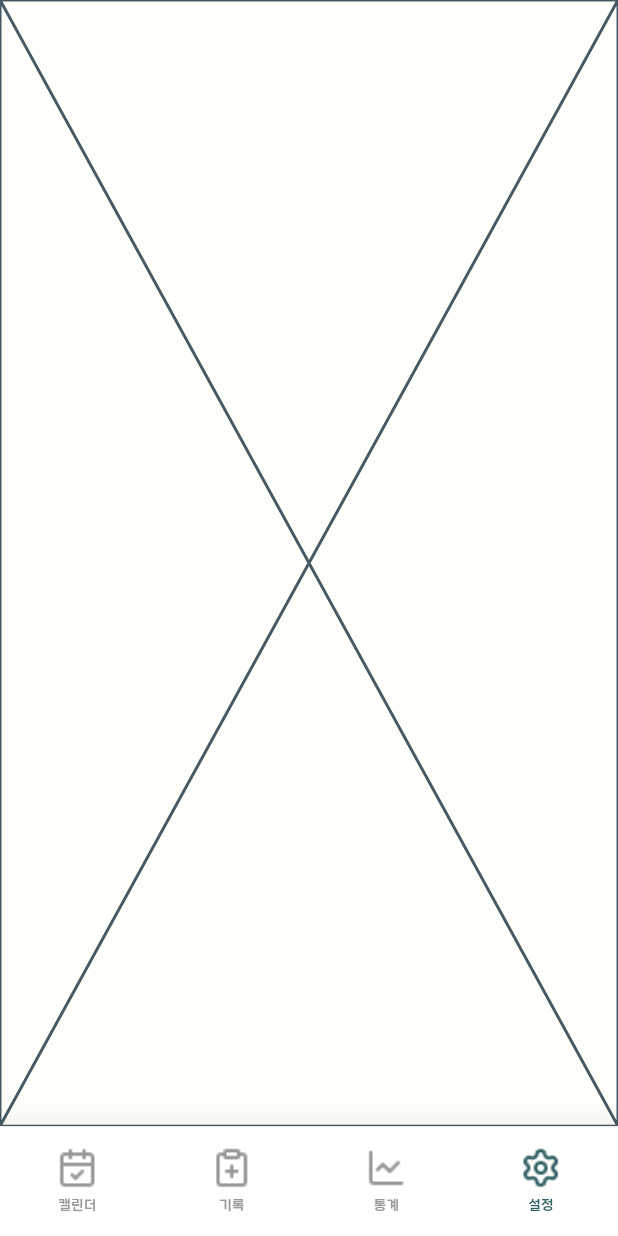
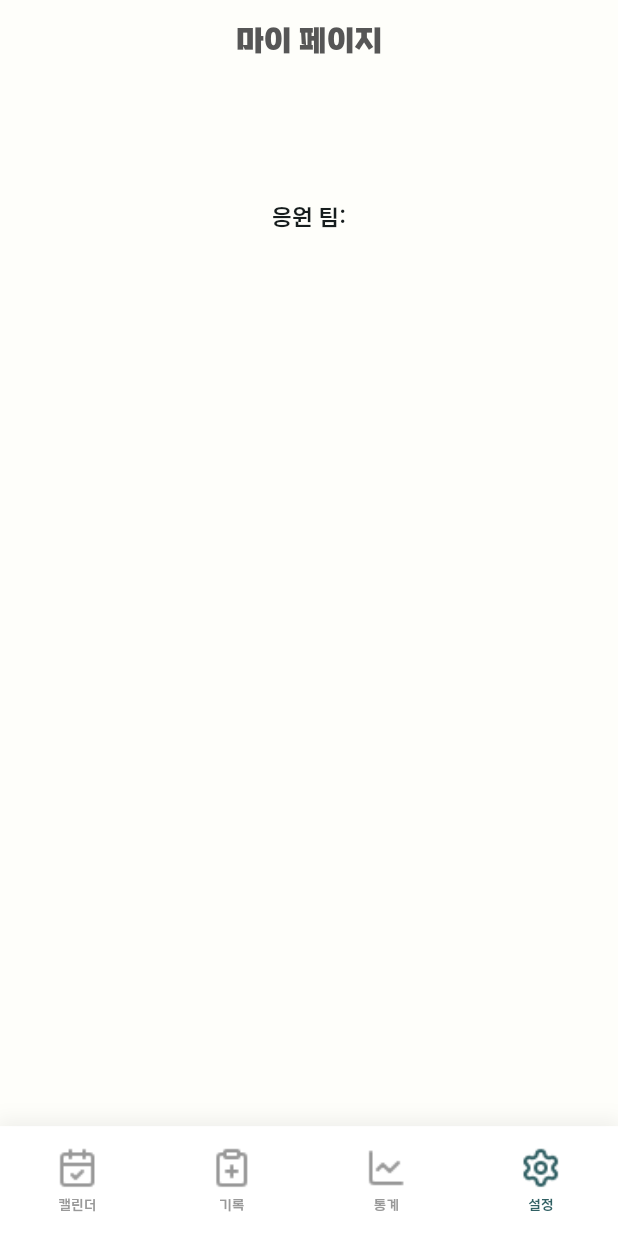
Before and after one commit to Obebe-creator/capstone_baseball, a Flutter app: the screen it shows after launch, item 4 of the bottom bar chosen, on a phone screen of 412 x 824 dp. Run offline on Flutter 3.47's test engine with Material 3 defaults, Android fonts, the phone set to English and light mode, and no system bars; our stand-ins replace flutter_screenutil, get, logger, shared_preferences, table_calendar.

Commit message:
로고 작업 시작

```diff
--- a/lib/theme/image_paths.dart
+++ b/lib/theme/image_paths.dart
@@ -1,6 +1,15 @@
 class ImagePaths {
   // MARK: 로고
   static String get mainLogo => 'assets/images/HO·UNG.png';
+  static String get ktLogo => 'assets/images/kt_logo.png';
+  static String get ssgLogo => 'assets/images/ssg_logo.png';
+  static String get kiaLogo => 'assets/images/kia_logo.png';
+  static String get doosanLogo => 'assets/images/doosan_logo.png';
+  static String get lotteLogo => 'assets/images/lotte_logo.png';
+  static String get samsungLogo => 'assets/images/samsung_logo.png';
+  static String get ncLogo => 'assets/images/nc_logo.png';
+  static String get kiwoomLogo => 'assets/images/kiwoom_logo.png';
+  static String get hanwhaLogo => 'assets/images/hanwha_logo.png';
 
   // MARK: Bot_nav_icon
   static String get navCalendar => 'assets/images/calendar-check.png';
--- a/lib/view/setting/setting_main.dart
+++ b/lib/view/setting/setting_main.dart
@@ -1,10 +1,34 @@
+import 'package:capstone_baseball/theme/app_colors.dart';
+import 'package:capstone_baseball/theme/font_styles.dart';
 import 'package:flutter/widgets.dart';
+import 'package:flutter_screenutil/flutter_screenutil.dart';
 
 class SettingMain extends StatelessWidget {
   const SettingMain({super.key});
 
   @override
   Widget build(BuildContext context) {
-    return const Placeholder();
+    return _body();
+  }
+
+  Widget _body() {
+    return Center(
+      child: Column(
+        mainAxisAlignment: MainAxisAlignment.start,
+        children: [
+          SizedBox(height: 12.h),
+          // top widget
+          Text(
+            '마이 페이지',
+            style: FontStyles.KBO_bold_17.copyWith(color: AppColors.grey_title),
+          ),
+          SizedBox(height: 82.h),
+          // 선택 팀 로고
+          Container(),
+          // 응원 팀 선택
+          Text('응원 팀:', style: FontStyles.KBO_medium_13),
+        ],
+      ),
+    );
   }
 }
```
Also changed, not shown: assets/images/doosan_logo.png (added), assets/images/hanwha_logo.png (added), assets/images/kia_logo.png (added), assets/images/kiwoom_logo.png (added), assets/images/kt_logo.png (added), assets/images/lg_logo.png (added), assets/images/lotte_logo.png (added), assets/images/nc_logo.png (added), assets/images/samsung_logo.png (added), assets/images/ssg_logo.png (added).
